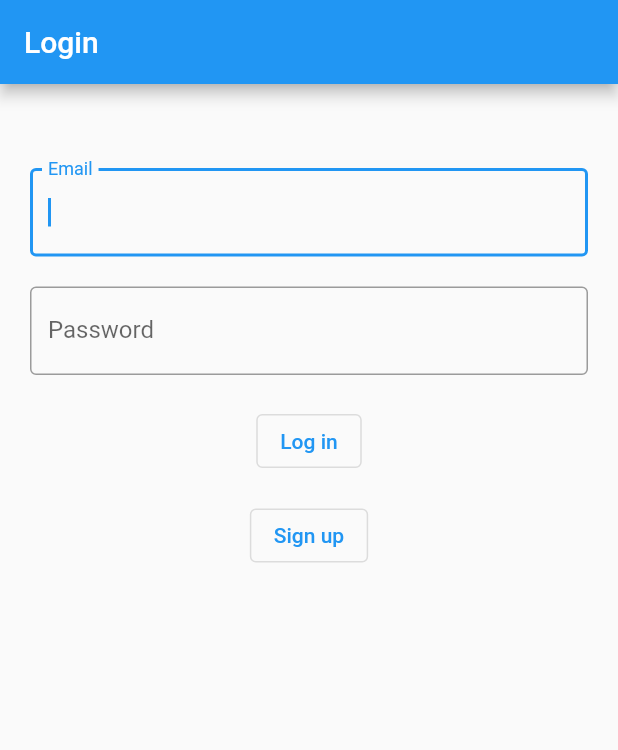
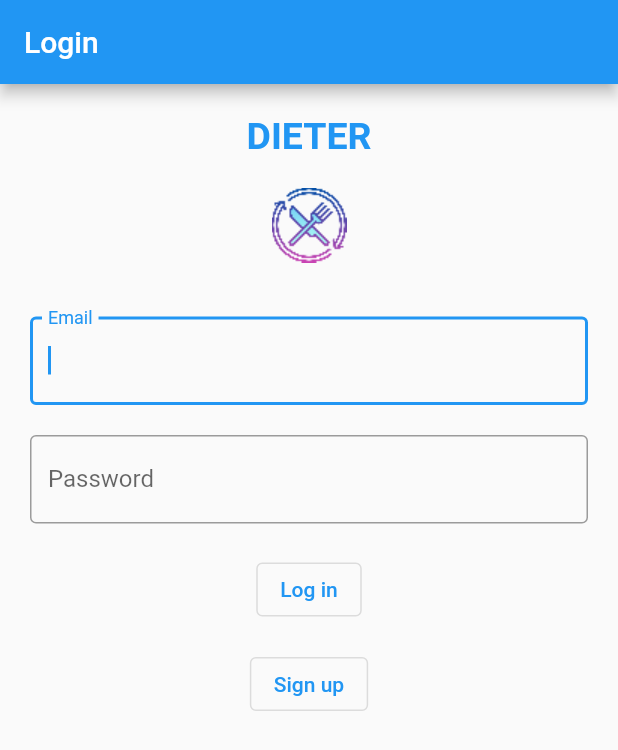
Before and after one commit to moredrowsy/dieter, a Flutter app: the screen it shows after launch, on a phone screen of 412 x 824 dp. Shown: the top 750 px of the screen. Run offline on Flutter 3.47's test engine with Material 2 defaults, Android fonts, the phone set to English and light mode, and no system bars; our stand-ins replace firebase_auth, firebase_core, firebase_database; accounts and stored records are empty.

Commit message:
Added app title and logo to login page

```diff
--- a/lib/routes/login_page.dart
+++ b/lib/routes/login_page.dart
@@ -84,11 +84,28 @@ class _LoginPageState extends BasePageState<LoginPage> {
       appBar: AppBar(
         title: Text(widget.title),
       ),
-      body: Center(
+      body: SingleChildScrollView(
+        child: Center(
           child: Column(
             children: <Widget>[
               Container(
                 margin: const EdgeInsets.only(top: 20, left: 20, right: 20),
+                child: const Text(
+                  "DIETER",
+                  style: TextStyle(
+                      fontSize: 25,
+                      color: Colors.blue,
+                      fontWeight: FontWeight.bold),
+                ),
+              ),
+              Container(
+                margin: const EdgeInsets.only(top: 20, left: 20, right: 20),
+                child: const Image(
+                    image: ResizeImage(AssetImage('assets/icons/food.png'),
+                        width: 50)),
+              ),
+              Container(
+                margin: const EdgeInsets.only(top: 0, left: 20, right: 20),
                 child: Text(errorString),
               ),
               Container(
@@ -132,6 +149,7 @@ class _LoginPageState extends BasePageState<LoginPage> {
             ],
           ),
         ),
+      ),
     );
   }
 }
--- a/pubspec.yaml
+++ b/pubspec.yaml
@@ -71,9 +71,8 @@ flutter:
   uses-material-design: true
 
   # To add assets to your application, add an assets section, like this:
-  # assets:
-  #   - images/a_dot_burr.jpeg
-  #   - images/a_dot_ham.jpeg
+  assets:
+    - assets/icons/food.png
 
   # An image asset can refer to one or more resolution-specific "variants", see
   # https://flutter.dev/assets-and-images/#resolution-aware.
```
Lines whose indentation alone changed are shown as unchanged.
